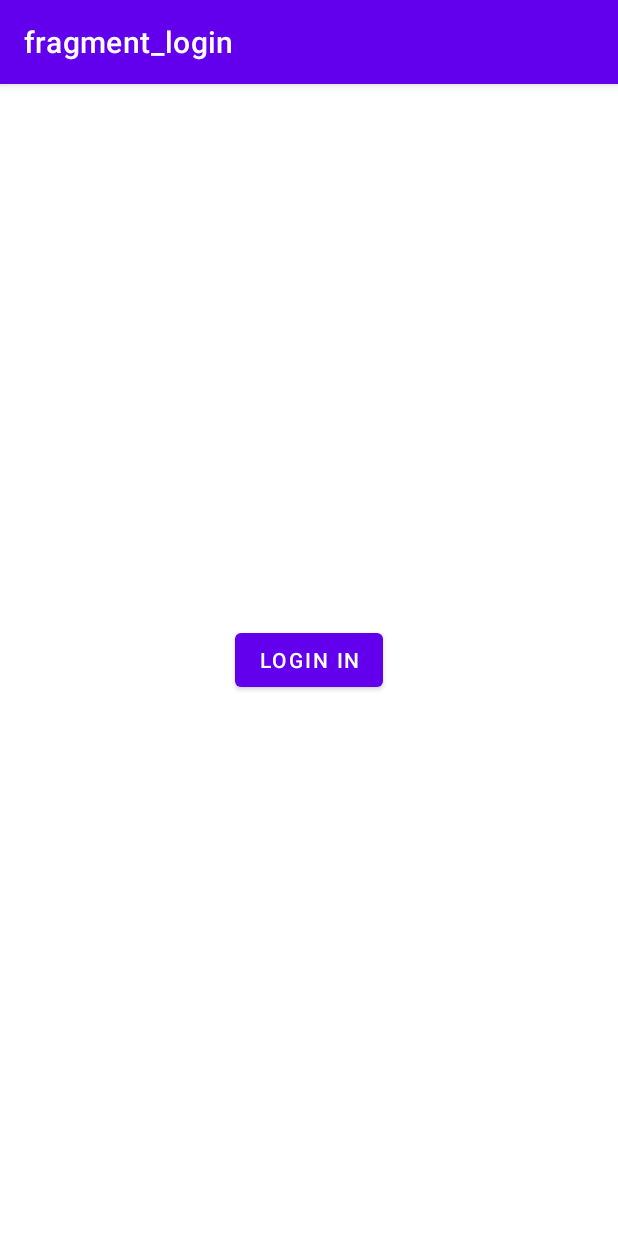
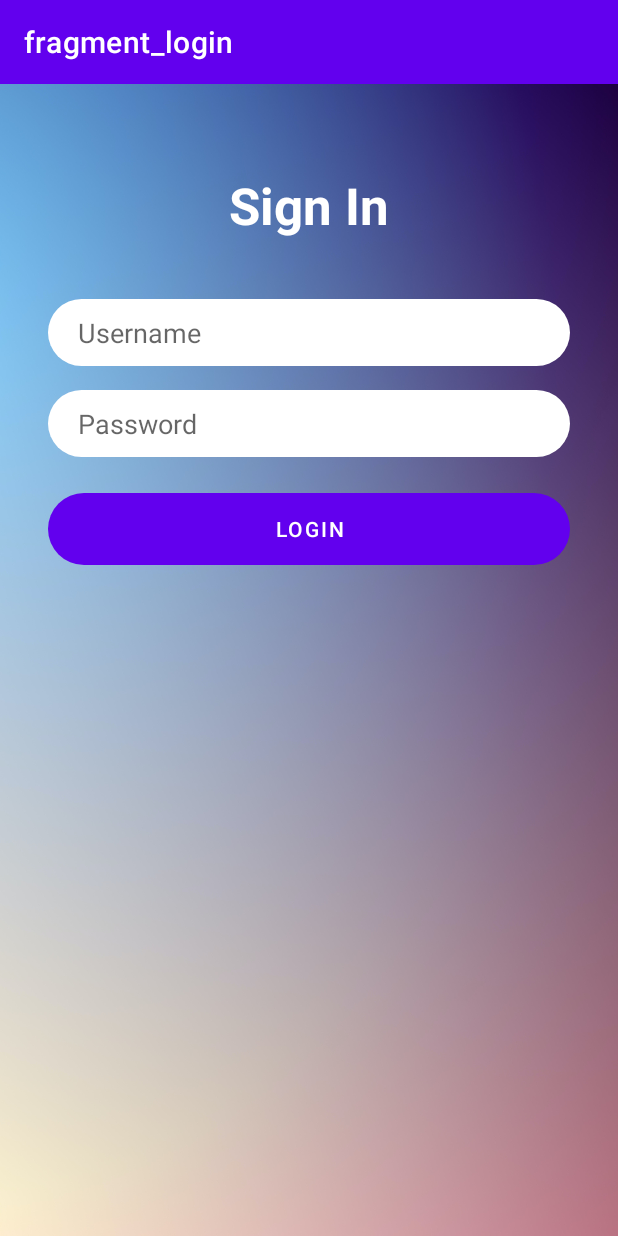
Before and after one commit to kaylynnkk/FindAPotty, an Android app: the screen it shows after launch (MainActivity), on a phone screen of 412 x 824 dp. Run offline under Robolectric (Android 15) with nearby library versions, the phone set to English and light mode, and no system bars; our stand-ins replace navigation-ui.

Commit message:
Redesigned the Login Page

```diff
--- /dev/null
+++ b/app/src/main/res/drawable/input_background.xml
@@ -0,0 +1,6 @@
+<?xml version="1.0" encoding="utf-8"?>
+<shape xmlns:android="http://schemas.android.com/apk/res/android">
+    <solid
+        android:color="@color/white" android:width="2dp"/>
+    <corners android:radius="70dp" />
+</shape>
--- a/app/src/main/res/layout/fragment_login.xml
+++ b/app/src/main/res/layout/fragment_login.xml
@@ -4,16 +4,69 @@
     android:layout_width="match_parent"
     android:layout_height="match_parent"
     xmlns:tools="http://schemas.android.com/tools"
-    tools:context=".LoginFragment">
+    tools:context=".LoginFragment"
+    android:background="@drawable/bg">
 
     <Button
         android:id="@+id/fl_login_in_button"
+        android:layout_width="0dp"
+        android:layout_height="wrap_content"
+        android:layout_marginTop="24dp"
+        android:background="@drawable/input_background"
+        android:text="Login"
+        app:layout_constraintEnd_toEndOf="@+id/inputPassword"
+        app:layout_constraintStart_toStartOf="@+id/inputPassword"
+        app:layout_constraintTop_toBottomOf="@+id/inputPassword" />
+
+    <TextView
+        android:id="@+id/logo"
         android:layout_width="wrap_content"
         android:layout_height="wrap_content"
-        android:text="Login in"
+        android:fontFamily="sans-serif"
+        android:text="Sign In"
+        android:textColor="#FFFFFF"
+        android:textSize="34sp"
+        android:textStyle="bold"
         app:layout_constraintBottom_toBottomOf="parent"
         app:layout_constraintEnd_toEndOf="parent"
         app:layout_constraintStart_toStartOf="parent"
-        app:layout_constraintTop_toTopOf="parent" />
+        app:layout_constraintTop_toTopOf="parent"
+        app:layout_constraintVertical_bias="0.07999998" />
+
+    <EditText
+        android:id="@+id/inputUsername"
+        android:layout_width="0dp"
+        android:layout_height="wrap_content"
+        android:layout_marginStart="32dp"
+        android:layout_marginTop="40dp"
+        android:layout_marginEnd="32dp"
+        android:background="@drawable/input_background"
+        android:ems="10"
+        android:hint="Username"
+        android:inputType="textPersonName"
+        android:paddingLeft="20dp"
+        android:paddingTop="10dp"
+        android:paddingRight="10dp"
+        android:paddingBottom="10dp"
+        app:layout_constraintEnd_toEndOf="parent"
+        app:layout_constraintStart_toStartOf="parent"
+        app:layout_constraintTop_toBottomOf="@+id/logo" />
+
+    <EditText
+        android:id="@+id/inputPassword"
+        android:layout_width="0dp"
+        android:layout_height="wrap_content"
+        android:layout_marginTop="16dp"
+        android:background="@drawable/input_background"
+        android:ems="10"
+        android:hint="Password"
+        android:inputType="textPersonName|textPassword"
+        android:paddingLeft="20dp"
+        android:paddingTop="10dp"
+        android:paddingRight="10dp"
+        android:paddingBottom="10dp"
+        app:layout_constraintEnd_toEndOf="@+id/inputUsername"
+        app:layout_constraintStart_toStartOf="@+id/inputUsername"
+        app:layout_constraintTop_toBottomOf="@+id/inputUsername" />
 
 </androidx.constraintlayout.widget.ConstraintLayout>
```
Also changed, not shown: app/src/main/res/drawable/bg.jpg (added).
